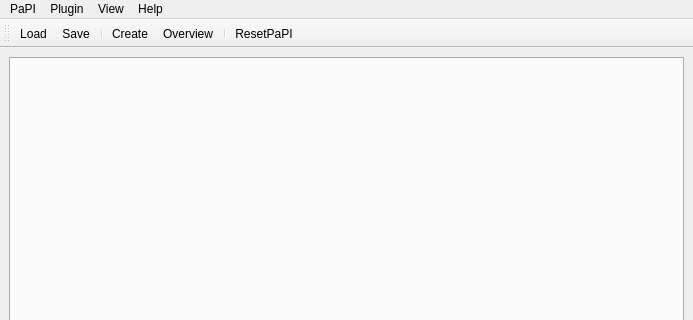
This is ui/gui/qt_new/main.ui in TUB-Control/PaPI as Qt 5 draws it before an edit; both pictures show x 0 to 693 and y 0 to 320 of the 693 by 600 pixel window. The edited form follows.
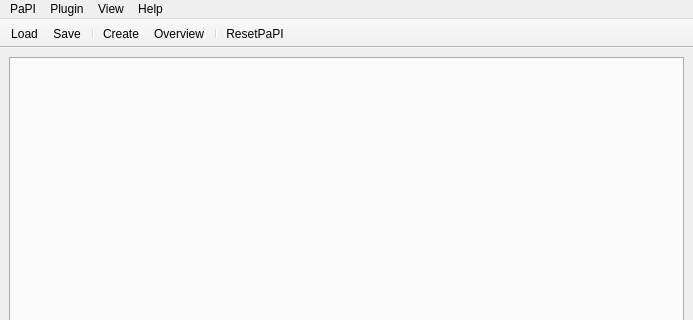
This is the edited form.

Commit message: finished windows

Diff of the .ui file:
```diff
--- a/ui/gui/qt_new/main.ui
+++ b/ui/gui/qt_new/main.ui
@@ -88,6 +88,15 @@
    <property name="windowTitle">
     <string>toolBar</string>
    </property>
+   <property name="layoutDirection">
+    <enum>Qt::LeftToRight</enum>
+   </property>
+   <property name="movable">
+    <bool>false</bool>
+   </property>
+   <property name="floatable">
+    <bool>false</bool>
+   </property>
    <attribute name="toolBarArea">
     <enum>TopToolBarArea</enum>
    </attribute>
```
The commit also changes 7 other files.
